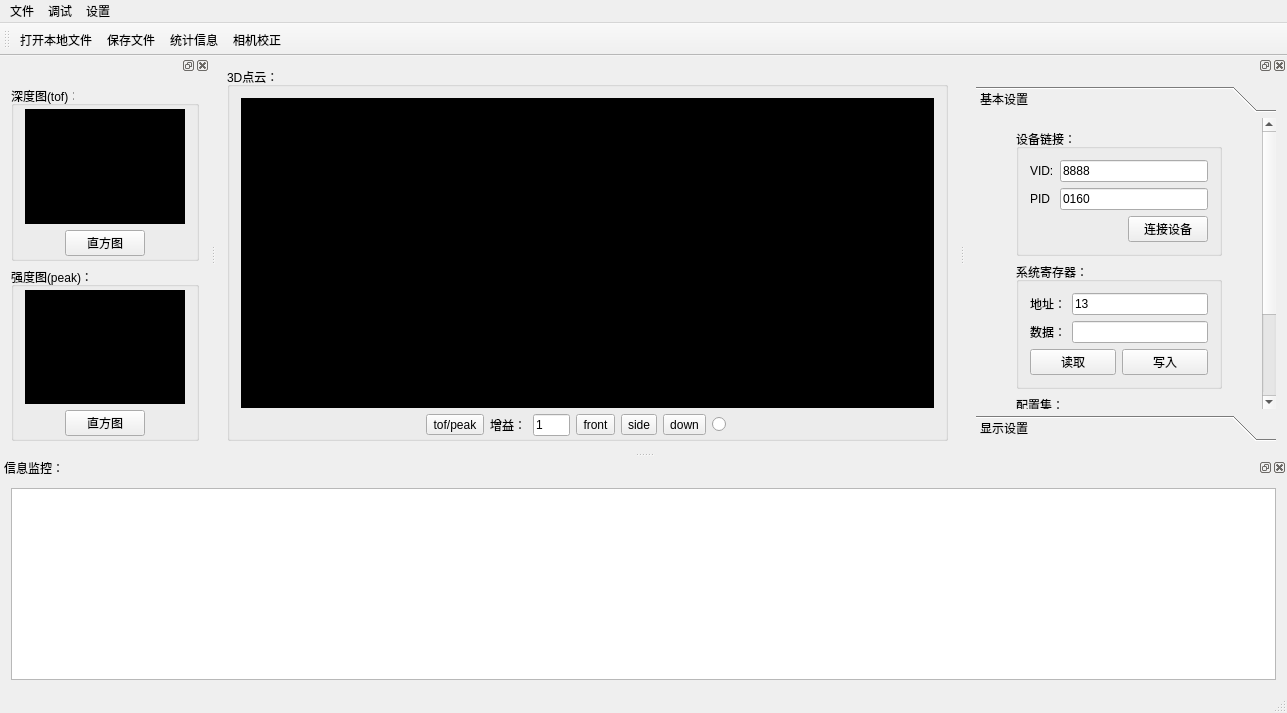
Old version of the form mainwindow.ui in the repository heathen557/VI4310.
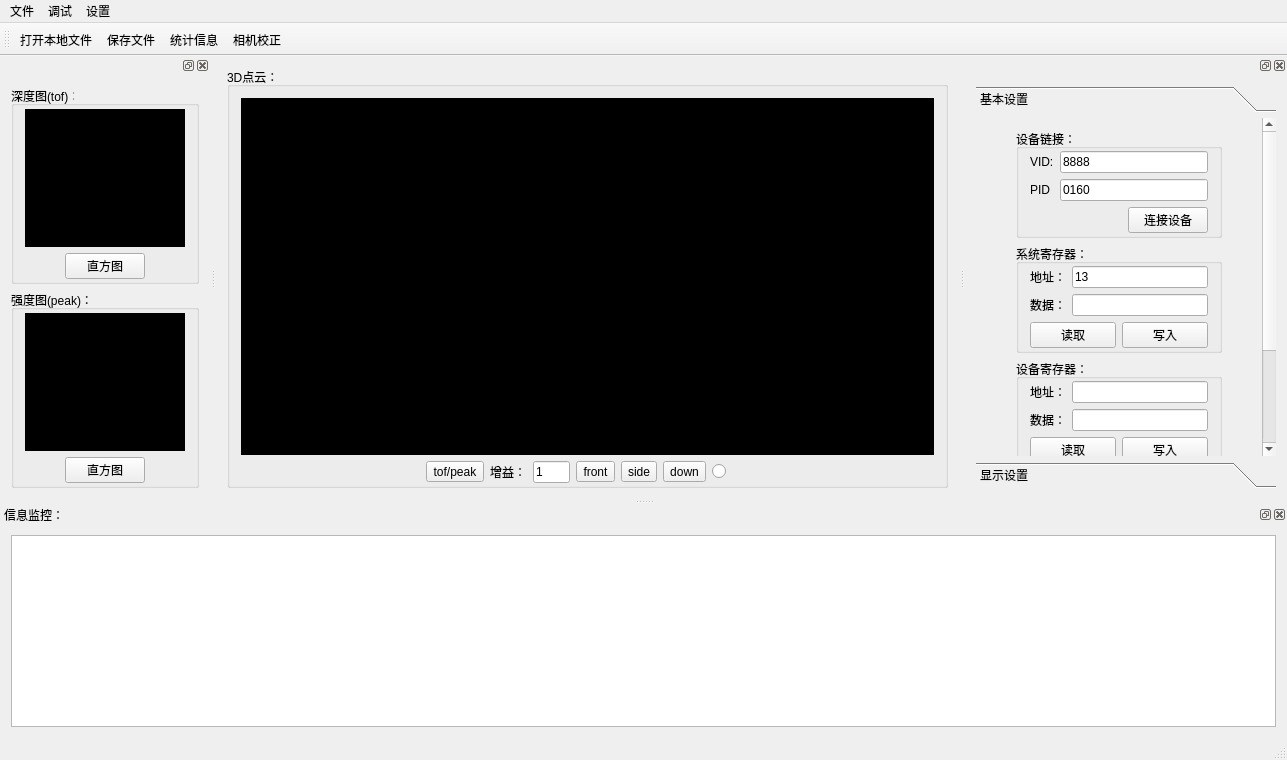
New version of the form. Icons and pictures are not drawn. Custom widgets are drawn as their Qt base class.

The edit to the form file:
```diff
--- a/mainwindow.ui
+++ b/mainwindow.ui
@@ -7,7 +7,7 @@
     <x>0</x>
     <y>0</y>
     <width>1287</width>
-    <height>713</height>
+    <height>760</height>
    </rect>
   </property>
   <property name="windowTitle">
@@ -349,7 +349,7 @@
           <x>0</x>
           <y>0</y>
           <width>300</width>
-          <height>422</height>
+          <height>480</height>
          </rect>
         </property>
         <attribute name="label">
@@ -386,6 +386,12 @@
               <string>设备链接：</string>
              </property>
              <layout class="QGridLayout" name="gridLayout_8">
+              <property name="topMargin">
+               <number>2</number>
+              </property>
+              <property name="bottomMargin">
+               <number>2</number>
+              </property>
               <item row="0" column="0">
                <layout class="QHBoxLayout" name="horizontalLayout_4">
                 <item>
@@ -468,6 +474,12 @@
               <string>系统寄存器：</string>
              </property>
              <layout class="QGridLayout" name="gridLayout_9">
+              <property name="topMargin">
+               <number>2</number>
+              </property>
+              <property name="bottomMargin">
+               <number>2</number>
+              </property>
               <item row="0" column="0">
                <layout class="QHBoxLayout" name="horizontalLayout_6">
                 <item>
@@ -521,6 +533,67 @@
              </layout>
             </widget>
            </item>
+           <item>
+            <widget class="QGroupBox" name="groupBox_9">
+             <property name="title">
+              <string>设备寄存器：</string>
+             </property>
+             <layout class="QGridLayout" name="gridLayout_12">
+              <property name="topMargin">
+               <number>2</number>
+              </property>
+              <property name="bottomMargin">
+               <number>2</number>
+              </property>
+              <item row="0" column="0">
+               <layout class="QHBoxLayout" name="horizontalLayout_12">
+                <item>
+                 <widget class="QLabel" name="label_6">
+                  <property name="text">
+                   <string>地址：</string>
+                  </property>
+                 </widget>
+                </item>
+                <item>
+                 <widget class="QLineEdit" name="lineEdit"/>
+                </item>
+               </layout>
+              </item>
+              <item row="1" column="0">
+               <layout class="QHBoxLayout" name="horizontalLayout_14">
+                <item>
+                 <widget class="QLabel" name="label_9">
+                  <property name="text">
+                   <string>数据：</string>
+                  </property>
+                 </widget>
+                </item>
+                <item>
+                 <widget class="QLineEdit" name="lineEdit_2"/>
+                </item>
+               </layout>
+              </item>
+              <item row="2" column="0">
+               <layout class="QHBoxLayout" name="horizontalLayout_15">
+                <item>
+                 <widget class="QPushButton" name="pushButton">
+                  <property name="text">
+                   <string>读取</string>
+                  </property>
+                 </widget>
+                </item>
+                <item>
+                 <widget class="QPushButton" name="pushButton_2">
+                  <property name="text">
+                   <string>写入</string>
+                  </property>
+                 </widget>
+                </item>
+               </layout>
+              </item>
+             </layout>
+            </widget>
+           </item>
            <item>
             <widget class="QGroupBox" name="groupBox_8">
              <property name="maximumSize">
@@ -533,7 +606,13 @@
               <string>配置集：</string>
              </property>
              <layout class="QGridLayout" name="gridLayout_11">
-              <item row="0" column="0">
+              <property name="topMargin">
+               <number>2</number>
+              </property>
+              <property name="bottomMargin">
+               <number>2</number>
+              </property>
+              <item row="1" column="0">
                <layout class="QVBoxLayout" name="verticalLayout_2">
                 <item>
                  <widget class="QPushButton" name="loadSetting_pushButton">
@@ -584,7 +663,7 @@
           <x>0</x>
           <y>0</y>
           <width>300</width>
-          <height>422</height>
+          <height>480</height>
          </rect>
         </property>
         <attribute name="label">
```
